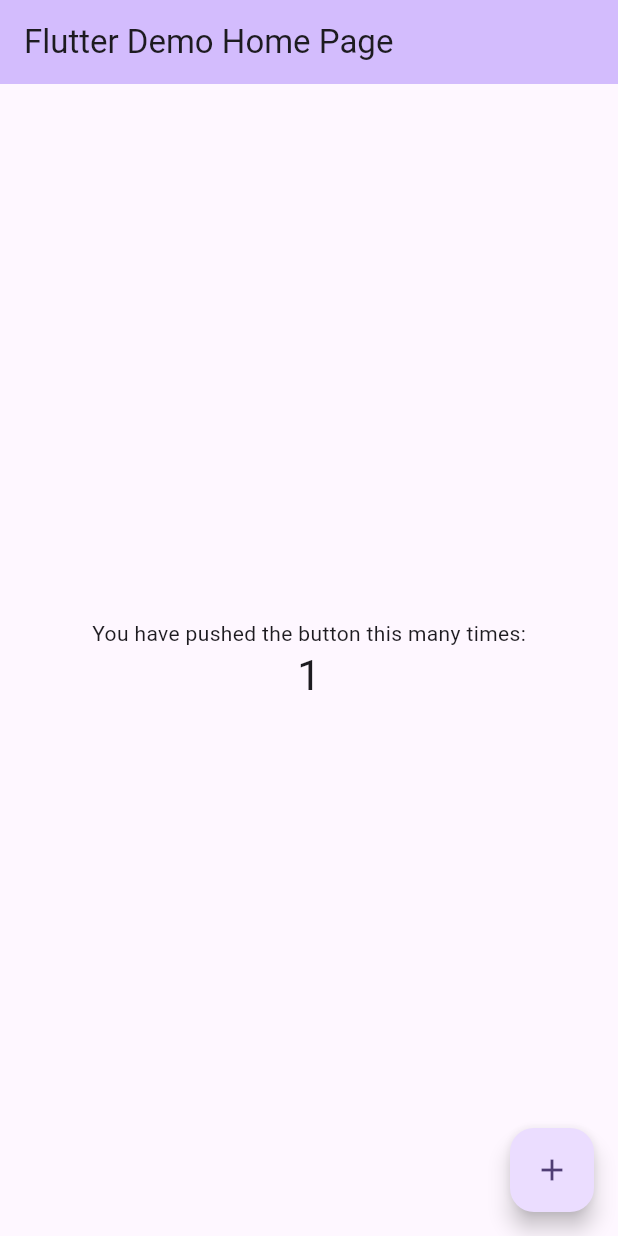
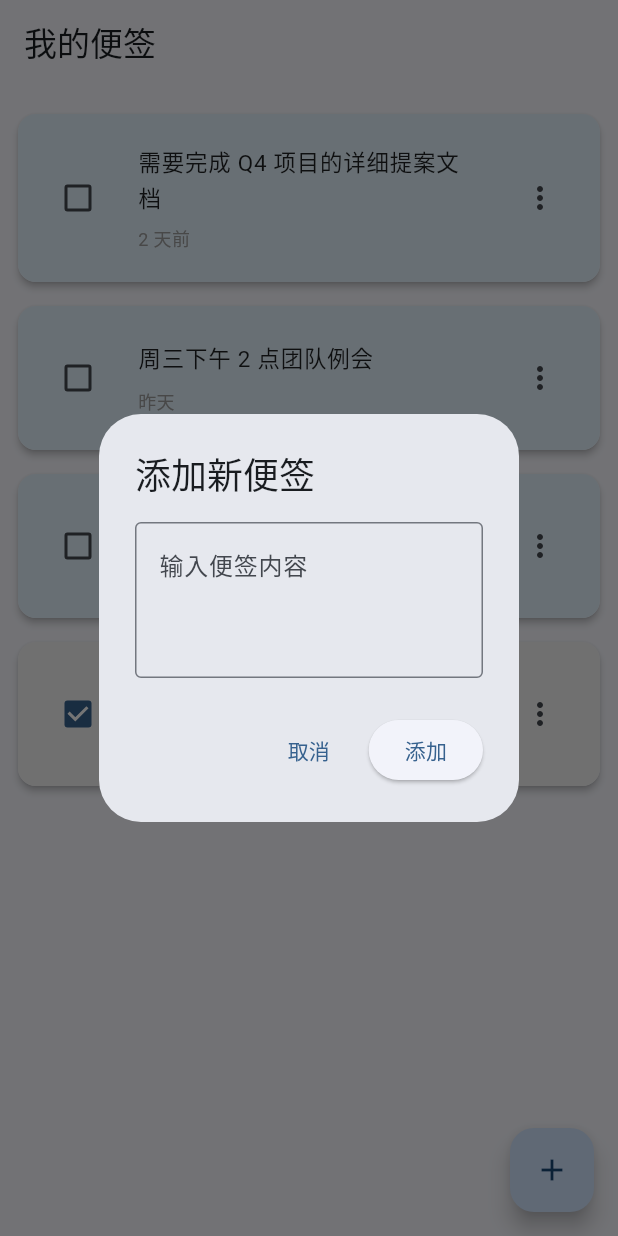
Before and after one commit to yokijiudai/paper_todo, a Flutter app: the screen it shows after launch, after a tap on the "add" icon, on a phone screen of 412 x 824 dp. Run offline on Flutter 3.47's test engine with Material 3 defaults, Android fonts, the phone set to English and light mode, and no system bars.

Commit message:
feat: 优化原型设计 - 简化便签UI，仅显示内容
- 移除便签标题字段，只显示内容
- 调整卡片布局，内容支持多行显示
- 简化添加便签对话框，仅需输入内容
- 更新 Gradle 镜像源配置为腾讯云
- 优化网络超时和性能参数

```diff
--- a/lib/main.dart
+++ b/lib/main.dart
@@ -7,116 +7,300 @@ void main() {
 class MyApp extends StatelessWidget {
   const MyApp({super.key});
 
-  // This widget is the root of your application.
   @override
   Widget build(BuildContext context) {
     return MaterialApp(
-      title: 'Flutter Demo',
+      title: '便签应用',
       theme: ThemeData(
-        // This is the theme of your application.
-        //
-        // TRY THIS: Try running your application with "flutter run". You'll see
-        // the application has a purple toolbar. Then, without quitting the app,
-        // try changing the seedColor in the colorScheme below to Colors.green
-        // and then invoke "hot reload" (save your changes or press the "hot
-        // reload" button in a Flutter-supported IDE, or press "r" if you used
-        // the command line to start the app).
-        //
-        // Notice that the counter didn't reset back to zero; the application
-        // state is not lost during the reload. To reset the state, use hot
-        // restart instead.
-        //
-        // This works for code too, not just values: Most code changes can be
-        // tested with just a hot reload.
-        colorScheme: .fromSeed(seedColor: Colors.deepPurple),
+        colorScheme: ColorScheme.fromSeed(seedColor: Colors.blue),
+        useMaterial3: true,
       ),
-      home: const MyHomePage(title: 'Flutter Demo Home Page'),
+      home: const TodoNotesPage(),
     );
   }
 }
 
-class MyHomePage extends StatefulWidget {
-  const MyHomePage({super.key, required this.title});
+// 便签数据模型
+class TodoNote {
+  String id;
+  String content;
+  DateTime createdAt;
+  bool isCompleted;
 
-  // This widget is the home page of your application. It is stateful, meaning
-  // that it has a State object (defined below) that contains fields that affect
-  // how it looks.
+  TodoNote({
+    required this.id,
+    required this.content,
+    required this.createdAt,
+    this.isCompleted = false,
+  });
+}
 
-  // This class is the configuration for the state. It holds the values (in this
-  // case the title) provided by the parent (in this case the App widget) and
-  // used by the build method of the State. Fields in a Widget subclass are
-  // always marked "final".
-
-  final String title;
+class TodoNotesPage extends StatefulWidget {
+  const TodoNotesPage({super.key});
 
   @override
-  State<MyHomePage> createState() => _MyHomePageState();
+  State<TodoNotesPage> createState() => _TodoNotesPageState();
 }
 
-class _MyHomePageState extends State<MyHomePage> {
-  int _counter = 0;
+class _TodoNotesPageState extends State<TodoNotesPage> {
+  // 模拟数据
+  late List<TodoNote> notes;
 
-  void _incrementCounter() {
+  @override
+  void initState() {
+    super.initState();
+    notes = [
+      TodoNote(
+        id: '1',
+        content: '需要完成 Q4 项目的详细提案文档',
+        createdAt: DateTime.now().subtract(const Duration(days: 2)),
+      ),
+      TodoNote(
+        id: '2',
+        content: '周三下午 2 点团队例会',
+        createdAt: DateTime.now().subtract(const Duration(days: 1)),
+      ),
+      TodoNote(
+        id: '3',
+        content: '审查新功能分支的 PR',
+        createdAt: DateTime.now(),
+      ),
+      TodoNote(
+        id: '4',
+        content: '完成状态管理章节的学习',
+        createdAt: DateTime.now().subtract(const Duration(hours: 5)),
+        isCompleted: true,
+      ),
+    ];
+  }
+
+  void _addNewNote() {
+    showDialog(
+      context: context,
+      builder: (context) => _AddNoteDialog(
+        onAdd: (content) {
           setState(() {
-      // This call to setState tells the Flutter framework that something has
-      // changed in this State, which causes it to rerun the build method below
-      // so that the display can reflect the updated values. If we changed
-      // _counter without calling setState(), then the build method would not be
-      // called again, and so nothing would appear to happen.
-      _counter++;
+            notes.insert(
+              0,
+              TodoNote(
+                id: DateTime.now().toString(),
+                content: content,
+                createdAt: DateTime.now(),
+              ),
+            );
           });
+          Navigator.pop(context);
+        },
+      ),
+    );
+  }
+
+  void _deleteNote(int index) {
+    setState(() {
+      notes.removeAt(index);
+    });
+  }
+
+  void _toggleComplete(int index) {
+    setState(() {
+      notes[index].isCompleted = !notes[index].isCompleted;
+    });
+  }
+
+  String _formatDate(DateTime date) {
+    final now = DateTime.now();
+    final diff = now.difference(date);
+
+    if (diff.inDays == 0) {
+      return '今天 ${date.hour.toString().padLeft(2, '0')}:${date.minute.toString().padLeft(2, '0')}';
+    } else if (diff.inDays == 1) {
+      return '昨天';
+    } else if (diff.inDays < 7) {
+      return '${diff.inDays} 天前';
+    } else {
+      return '${date.month}月${date.day}日';
+    }
   }
 
   @override
   Widget build(BuildContext context) {
-    // This method is rerun every time setState is called, for instance as done
-    // by the _incrementCounter method above.
-    //
-    // The Flutter framework has been optimized to make rerunning build methods
-    // fast, so that you can just rebuild anything that needs updating rather
-    // than having to individually change instances of widgets.
     return Scaffold(
       appBar: AppBar(
-        // TRY THIS: Try changing the color here to a specific color (to
-        // Colors.amber, perhaps?) and trigger a hot reload to see the AppBar
-        // change color while the other colors stay the same.
-        backgroundColor: Theme.of(context).colorScheme.inversePrimary,
-        // Here we take the value from the MyHomePage object that was created by
-        // the App.build method, and use it to set our appbar title.
-        title: Text(widget.title),
+        title: const Text('我的便签'),
+        elevation: 0,
       ),
-      body: Center(
-        // Center is a layout widget. It takes a single child and positions it
-        // in the middle of the parent.
+      body: notes.isEmpty
+          ? Center(
               child: Column(
-          // Column is also a layout widget. It takes a list of children and
-          // arranges them vertically. By default, it sizes itself to fit its
-          // children horizontally, and tries to be as tall as its parent.
-          //
-          // Column has various properties to control how it sizes itself and
-          // how it positions its children. Here we use mainAxisAlignment to
-          // center the children vertically; the main axis here is the vertical
-          // axis because Columns are vertical (the cross axis would be
-          // horizontal).
-          //
-          // TRY THIS: Invoke "debug painting" (choose the "Toggle Debug Paint"
-          // action in the IDE, or press "p" in the console), to see the
-          // wireframe for each widget.
-          mainAxisAlignment: .center,
+                mainAxisAlignment: MainAxisAlignment.center,
                 children: [
-            const Text('You have pushed the button this many times:'),
+                  Icon(
+                    Icons.note_outlined,
+                    size: 64,
+                    color: Colors.grey[400],
+                  ),
+                  const SizedBox(height: 16),
                   Text(
-              '$_counter',
-              style: Theme.of(context).textTheme.headlineMedium,
+                    '还没有便签',
+                    style: TextStyle(
+                      fontSize: 16,
+                      color: Colors.grey[600],
+                    ),
+                  ),
+                  const SizedBox(height: 8),
+                  Text(
+                    '点击下方按钮添加新的待办事项',
+                    style: TextStyle(
+                      fontSize: 14,
+                      color: Colors.grey[500],
+                    ),
                   ),
                 ],
               ),
+            )
+          : ListView.builder(
+              padding: const EdgeInsets.all(12),
+              itemCount: notes.length,
+              itemBuilder: (context, index) {
+                final note = notes[index];
+                return _NoteCard(
+                  note: note,
+                  onDelete: () => _deleteNote(index),
+                  onComplete: () => _toggleComplete(index),
+                  formatDate: _formatDate,
+                );
+              },
             ),
       floatingActionButton: FloatingActionButton(
-        onPressed: _incrementCounter,
-        tooltip: 'Increment',
+        onPressed: _addNewNote,
+        tooltip: '添加新便签',
         child: const Icon(Icons.add),
       ),
     );
   }
 }
+
+class _NoteCard extends StatelessWidget {
+  final TodoNote note;
+  final VoidCallback onDelete;
+  final VoidCallback onComplete;
+  final String Function(DateTime) formatDate;
+
+  const _NoteCard({
+    required this.note,
+    required this.onDelete,
+    required this.onComplete,
+    required this.formatDate,
+  });
+
+  @override
+  Widget build(BuildContext context) {
+    return Card(
+      margin: const EdgeInsets.symmetric(vertical: 8),
+      elevation: 2,
+      child: Container(
+        decoration: BoxDecoration(
+          borderRadius: BorderRadius.circular(12),
+          color: note.isCompleted
+              ? Colors.grey[100]
+              : Colors.blue[50],
+        ),
+        child: ListTile(
+          contentPadding: const EdgeInsets.symmetric(
+            horizontal: 16,
+            vertical: 12,
+          ),
+          leading: Checkbox(
+            value: note.isCompleted,
+            onChanged: (_) => onComplete(),
+          ),
+          title: Text(
+            note.content,
+            style: TextStyle(
+              fontSize: 15,
+              decoration: note.isCompleted
+                  ? TextDecoration.lineThrough
+                  : TextDecoration.none,
+              color: note.isCompleted ? Colors.grey[600] : Colors.black87,
+            ),
+            maxLines: 3,
+            overflow: TextOverflow.ellipsis,
+          ),
+          subtitle: Padding(
+            padding: const EdgeInsets.only(top: 8),
+            child: Text(
+              formatDate(note.createdAt),
+              style: TextStyle(
+                fontSize: 12,
+                color: Colors.grey[500],
+              ),
+            ),
+          ),
+          trailing: PopupMenuButton(
+            itemBuilder: (context) => [
+              PopupMenuItem(
+                child: const Text('编辑'),
+                onTap: () {
+                  // TODO: 实现编辑功能
+                },
+              ),
+              PopupMenuItem(
+                child: const Text('删除'),
+                onTap: onDelete,
+              ),
+            ],
+          ),
+        ),
+      ),
+    );
+  }
+}
+
+class _AddNoteDialog extends StatefulWidget {
+  final Function(String content) onAdd;
+
+  const _AddNoteDialog({required this.onAdd});
+
+  @override
+  State<_AddNoteDialog> createState() => _AddNoteDialogState();
+}
+
+class _AddNoteDialogState extends State<_AddNoteDialog> {
+  final _contentController = TextEditingController();
+
+  @override
+  void dispose() {
+    _contentController.dispose();
+    super.dispose();
+  }
+
+  @override
+  Widget build(BuildContext context) {
+    return AlertDialog(
+      title: const Text('添加新便签'),
+      content: TextField(
+        controller: _contentController,
+        decoration: const InputDecoration(
+          hintText: '输入便签内容',
+          border: OutlineInputBorder(),
+        ),
+        maxLines: 5,
+        minLines: 3,
+      ),
+      actions: [
+        TextButton(
+          onPressed: () => Navigator.pop(context),
+          child: const Text('取消'),
+        ),
+        ElevatedButton(
+          onPressed: () {
+            if (_contentController.text.isNotEmpty) {
+              widget.onAdd(_contentController.text);
+            }
+          },
+          child: const Text('添加'),
+        ),
+      ],
+    );
+  }
+}
```
Also changed, not shown: 5 other files. Lines whose indentation alone changed are shown as unchanged.
